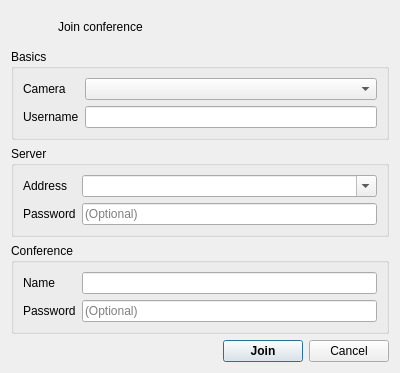
This is projects/videoclient/src/startupwidget.ui in mfreiholz/ts3video as Qt 5 draws it before an edit. The edited form follows.
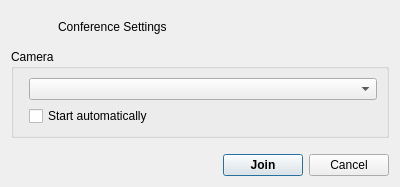
This is the edited form. Icons and pictures are not drawn.

What changed in the file:
```diff
--- a/projects/videoclient/src/startupwidget.ui
+++ b/projects/videoclient/src/startupwidget.ui
@@ -7,7 +7,7 @@
     <x>0</x>
     <y>0</y>
     <width>400</width>
-    <height>360</height>
+    <height>187</height>
    </rect>
   </property>
   <property name="minimumSize">
@@ -42,7 +42,7 @@
       <item>
        <widget class="QLabel" name="captionLabel">
         <property name="text">
-         <string>Join conference</string>
+         <string>Conference Settings</string>
         </property>
        </widget>
       </item>
@@ -52,123 +52,16 @@
    <item>
     <widget class="QGroupBox" name="basicGroup">
      <property name="title">
-      <string>Basics</string>
+      <string>Camera</string>
      </property>
      <layout class="QFormLayout" name="formLayout_3">
-      <item row="0" column="0">
-       <widget class="QLabel" name="cameraLabel">
-        <property name="text">
-         <string>Camera</string>
-        </property>
-        <property name="buddy">
-         <cstring>cameraComboBox</cstring>
-        </property>
-       </widget>
-      </item>
       <item row="0" column="1">
        <widget class="QComboBox" name="cameraComboBox"/>
       </item>
-      <item row="1" column="0">
-       <widget class="QLabel" name="usernameLabel">
-        <property name="text">
-         <string>Username</string>
-        </property>
-        <property name="buddy">
-         <cstring>usernameLineEdit</cstring>
-        </property>
-       </widget>
-      </item>
       <item row="1" column="1">
-       <widget class="QLineEdit" name="usernameLineEdit"/>
-      </item>
-     </layout>
-    </widget>
-   </item>
-   <item>
-    <widget class="QGroupBox" name="serverGroup">
-     <property name="title">
-      <string>Server</string>
-     </property>
-     <layout class="QFormLayout" name="formLayout_2">
-      <item row="0" column="0">
-       <widget class="QLabel" name="serverAddressLabel">
+       <widget class="QCheckBox" name="cameraAutoEnable">
         <property name="text">
-         <string>Address</string>
-        </property>
-        <property name="buddy">
-         <cstring>serverAddress</cstring>
-        </property>
-       </widget>
-      </item>
-      <item row="0" column="1">
-       <widget class="QComboBox" name="serverAddress">
-        <property name="sizePolicy">
-         <sizepolicy hsizetype="MinimumExpanding" vsizetype="Fixed">
-          <horstretch>0</horstretch>
-          <verstretch>0</verstretch>
-         </sizepolicy>
-        </property>
-        <property name="editable">
-         <bool>true</bool>
-        </property>
-       </widget>
-      </item>
-      <item row="1" column="0">
-       <widget class="QLabel" name="label">
-        <property name="text">
-         <string>Password</string>
-        </property>
-       </widget>
-      </item>
-      <item row="1" column="1">
-       <widget class="QLineEdit" name="serverPasswordLineEdit">
-        <property name="echoMode">
-         <enum>QLineEdit::Password</enum>
-        </property>
-        <property name="placeholderText">
-         <string>(Optional)</string>
-        </property>
-       </widget>
-      </item>
-     </layout>
-    </widget>
-   </item>
-   <item>
-    <widget class="QGroupBox" name="channelGroup">
-     <property name="title">
-      <string>Conference</string>
-     </property>
-     <layout class="QFormLayout" name="formLayout">
-      <item row="0" column="0">
-       <widget class="QLabel" name="channelIdentifierLabel">
-        <property name="text">
-         <string>Name</string>
-        </property>
-        <property name="buddy">
-         <cstring>channelIdentifierLineEdit</cstring>
-        </property>
-       </widget>
-      </item>
-      <item row="0" column="1">
-       <widget class="QLineEdit" name="channelIdentifierLineEdit"/>
-      </item>
-      <item row="1" column="0">
-       <widget class="QLabel" name="label_2">
-        <property name="text">
-         <string>Password</string>
-        </property>
-        <property name="buddy">
-         <cstring>channelPasswordLineEdit</cstring>
-        </property>
-       </widget>
-      </item>
-      <item row="1" column="1">
-       <widget class="QLineEdit" name="channelPasswordLineEdit">
-        <property name="echoMode">
-         <enum>QLineEdit::Password</enum>
-        </property>
-        <property name="placeholderText">
-         <string>(Optional)</string>
+         <string>Start automatically</string>
         </property>
        </widget>
       </item>
```
Left out of the diff: 5 changed lines with no effect on the pictures.
